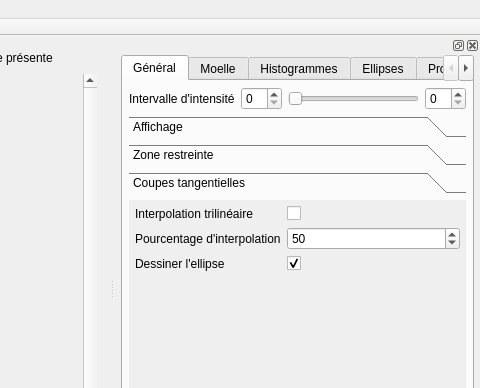
Qt form ui/mainwindow.ui (akrah/TKDetection) before a commit; both pictures show x 220 to 700 and y 0 to 388 of the 700 by 561 pixel window.
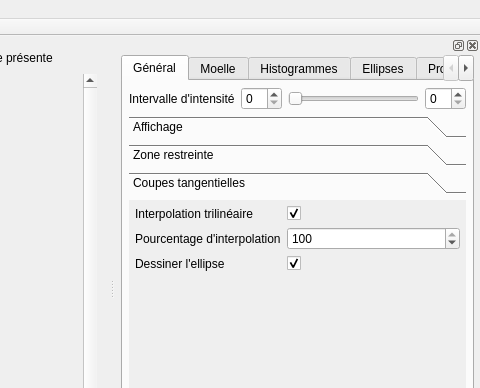
The same form after that commit. The open tabs and pages were chosen to show the change. Custom widgets are drawn as their Qt base class.

Commit message: Others default parameters after many tests

Patch:
```diff
--- a/ui/mainwindow.ui
+++ b/ui/mainwindow.ui
@@ -859,8 +859,8 @@
              <rect>
               <x>0</x>
               <y>0</y>
-              <width>274</width>
-              <height>99</height>
+              <width>340</width>
+              <height>143</height>
              </rect>
             </property>
             <attribute name="label">
@@ -880,7 +880,7 @@
                 <string/>
                </property>
                <property name="checked">
-                <bool>false</bool>
+                <bool>true</bool>
                </property>
               </widget>
              </item>
@@ -897,7 +897,7 @@
                 <number>100</number>
                </property>
                <property name="value">
-                <number>50</number>
+                <number>100</number>
                </property>
               </widget>
              </item>
```
Left out of the diff: 4 changed lines with no effect on the pictures.
